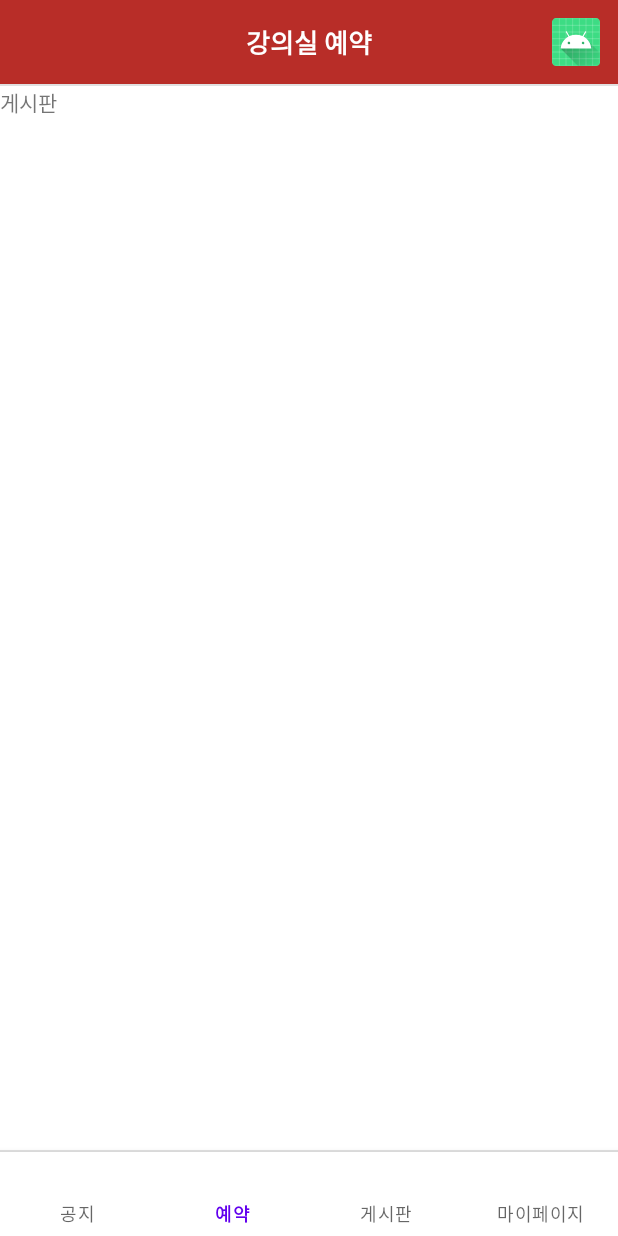
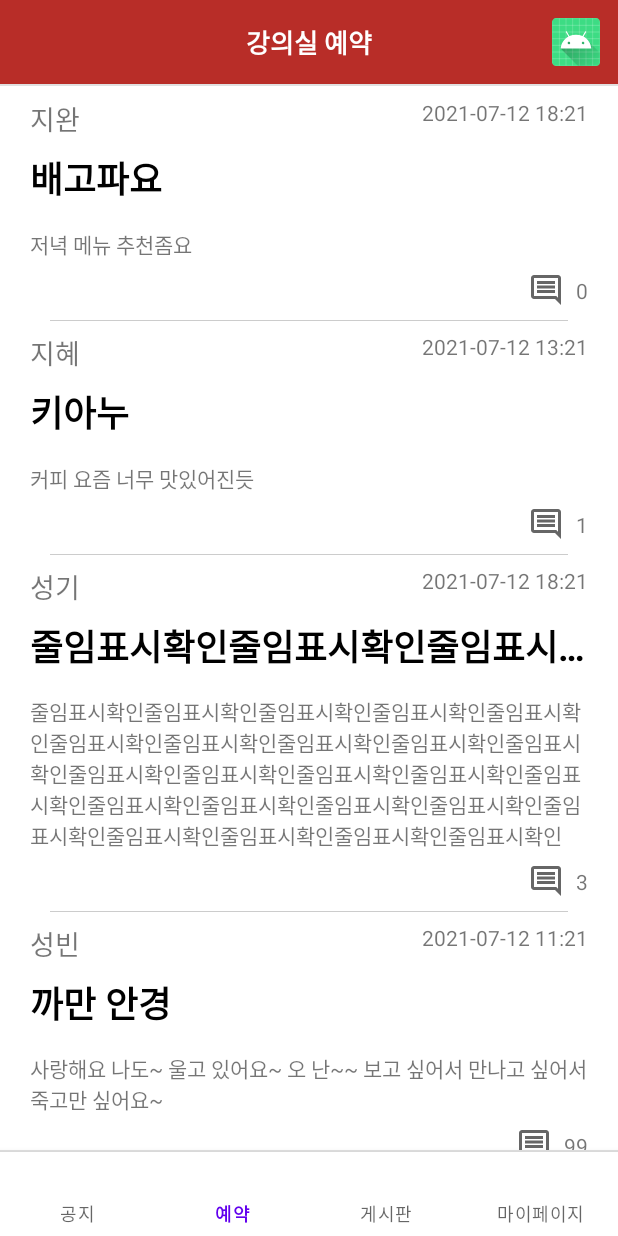
Before and after one commit to KNU-CSE-APP/Android, an Android app: the fragment BoardFragment placed in its activity, on a phone screen of 412 x 824 dp. Run offline under Robolectric (Android 15) with nearby library versions, the phone set to English and light mode, and no system bars.

Commit message:
[#4] set board list layout

```diff
--- /dev/null
+++ b/app/src/main/java/com/example/knucseapp/ui/board/BoardAdapter.kt
@@ -0,0 +1,43 @@
+package com.example.knucseapp.ui.board
+
+import android.view.LayoutInflater
+import android.view.ViewGroup
+import android.widget.Toast
+import androidx.recyclerview.widget.RecyclerView
+import com.example.knucseapp.databinding.BoardRecyclerBinding
+
+
+class BoardAdapter: RecyclerView.Adapter<Holder>() {
+
+    var boardItemList = mutableListOf<BoardItem>()
+
+    override fun onCreateViewHolder(parent: ViewGroup, viewType: Int): Holder {
+        val binding = BoardRecyclerBinding.inflate(LayoutInflater.from(parent.context),parent,false)
+        return Holder(binding)
+    }
+
+    override fun getItemCount(): Int {
+        return boardItemList.size
+    }
+
+    override fun onBindViewHolder(holder: Holder, position: Int) {
+        val item = boardItemList.get(position)
+        holder.setBoard(item)
+    }
+}
+
+class Holder(val binding: BoardRecyclerBinding): RecyclerView.ViewHolder(binding.root){
+    init {
+        binding.root.setOnClickListener {
+            Toast.makeText(binding.root.context,"클릭된 아이템 = ${binding.tvTitle.text}",Toast.LENGTH_LONG).show()
+        }
+    }
+
+    fun setBoard(item : BoardItem){
+        binding.tvTitle.text = item.title
+        binding.tvAuthor.text = item.author
+        binding.tvContent.text = item.content
+        binding.tvDate.text = item.date
+        binding.tvCommentCnt.text = item.CommentCnt
+    }
+}
--- a/app/src/main/java/com/example/knucseapp/ui/board/BoardFragment.kt
+++ b/app/src/main/java/com/example/knucseapp/ui/board/BoardFragment.kt
@@ -1,12 +1,16 @@
 package com.example.knucseapp.ui.board
 
+import android.graphics.Color
 import androidx.lifecycle.ViewModelProvider
 import android.os.Bundle
 import androidx.fragment.app.Fragment
 import android.view.LayoutInflater
 import android.view.View
 import android.view.ViewGroup
+import androidx.recyclerview.widget.LinearLayoutManager
 import com.example.knucseapp.R
+import com.example.knucseapp.databinding.BoardFragmentBinding
+import com.example.knucseapp.ui.mypage.DividerItemDecoration
 
 class BoardFragment : Fragment() {
 
@@ -15,12 +19,15 @@ class BoardFragment : Fragment() {
     }
 
     private lateinit var viewModel: BoardViewModel
+    private lateinit var boardFragmentBinding: BoardFragmentBinding
+    val boardItemList = mutableListOf<BoardItem>()
 
     override fun onCreateView(
         inflater: LayoutInflater, container: ViewGroup?,
         savedInstanceState: Bundle?
     ): View? {
-        return inflater.inflate(R.layout.board_fragment, container, false)
+        boardFragmentBinding = BoardFragmentBinding.inflate(inflater,container,false)
+        return boardFragmentBinding.root
     }
 
     override fun onActivityCreated(savedInstanceState: Bundle?) {
@@ -29,4 +36,24 @@ class BoardFragment : Fragment() {
         // TODO: Use the ViewModel
     }
 
+    override fun onViewCreated(view: View, savedInstanceState: Bundle?) {
+        super.onViewCreated(view, savedInstanceState)
+
+        val boardAdapter = BoardAdapter()
+        loadData()
+        boardAdapter.boardItemList = boardItemList
+
+        val decoration = DividerItemDecoration(1f,1f, Color.LTGRAY)
+        boardFragmentBinding.boardRecycler.addItemDecoration(decoration)
+
+        boardFragmentBinding.boardRecycler.adapter = boardAdapter
+        boardFragmentBinding.boardRecycler.layoutManager = LinearLayoutManager(activity)
+    }
+
+    fun loadData(){
+        boardItemList.add(BoardItem("지완","배고파요","저녁 메뉴 추천좀요","2021-07-12 18:21","0"))
+        boardItemList.add(BoardItem("지혜","키아누","커피 요즘 너무 맛있어진듯","2021-07-12 13:21","1"))
+        boardItemList.add(BoardItem("성기","줄임표시확인줄임표시확인줄임표시확인줄임표시확인","줄임표시확인줄임표시확인줄임표시확인줄임표시확인줄임표시확인줄임표시확인줄임표시확인줄임표시확인줄임표시확인줄임표시확인줄임표시확인줄임표시확인줄임표시확인줄임표시확인줄임표시확인줄임표시확인줄임표시확인줄임표시확인줄임표시확인줄임표시확인줄임표시확인줄임표시확인줄임표시확인줄임표시확인","2021-07-12 18:21","3"))
+        boardItemList.add(BoardItem("성빈","까만 안경","사랑해요 나도~ 울고 있어요~ 오 난~~ 보고 싶어서 만나고 싶어서 죽고만 싶어요~","2021-07-12 11:21","99"))
+    }
 }
--- /dev/null
+++ b/app/src/main/java/com/example/knucseapp/ui/board/BoardItem.kt
@@ -0,0 +1,9 @@
+package com.example.knucseapp.ui.board
+
+data class BoardItem(
+        val author: String,
+        val title: String,
+        val content: String,
+        val date : String,
+        val CommentCnt : String
+)
--- a/app/src/main/res/layout/board_fragment.xml
+++ b/app/src/main/res/layout/board_fragment.xml
@@ -5,9 +5,8 @@
     android:layout_height="match_parent"
     tools:context=".ui.board.BoardFragment">
 
-    <TextView
+    <androidx.recyclerview.widget.RecyclerView
+        android:id="@+id/boardRecycler"
         android:layout_width="match_parent"
-        android:layout_height="match_parent"
-        android:text="게시판" />
-
+        android:layout_height="match_parent" />
 </FrameLayout>
--- a/app/src/main/res/layout/item_board.xml
+++ b/app/src/main/res/layout/board_recycler.xml
@@ -11,7 +11,8 @@
         android:layout_height="wrap_content"
         android:layout_marginStart="20dp"
         android:layout_marginTop="8dp"
-        android:text="닉네임"
+        android:text="이름"
+        android:textSize="18sp"
         app:layout_constraintStart_toStartOf="parent"
         app:layout_constraintTop_toTopOf="parent" />
 
@@ -25,8 +26,9 @@
         android:ellipsize="end"
         android:ems="10"
         android:maxLines="1"
-        android:text="제목제목제목제목제목제목제목제목제목"
-        android:textSize="20sp"
+        android:text="제목"
+        android:textColor="#000000"
+        android:textSize="24sp"
         android:textStyle="bold"
         app:layout_constraintEnd_toEndOf="parent"
         app:layout_constraintStart_toStartOf="parent"
@@ -42,7 +44,7 @@
         android:ellipsize="end"
         android:ems="22"
         android:maxLines="5"
-        android:text="비가오는날엔비가오는날엔비가오는날엔비가오는날엔비가오는날엔비가오는날엔비가오는날엔비가오는날엔비가오는날엔비가오는날엔비가오는날엔비가오는날엔비가오는날엔비가오는날엔비가오는날엔비가오는날엔비가오는날엔비가오는날엔비가오는날엔비가오는날엔비가오는날엔비가오는날엔비가오는날엔비가오는날엔비가오는날엔비가오는날엔비가오는날엔비가오는날엔비가오는날엔비가오는날엔비가오는날엔비가오는날엔비가오는날엔비가오는날엔비가오는날엔비가오는날엔"
+        android:text="본문"
         app:layout_constraintEnd_toEndOf="parent"
         app:layout_constraintStart_toStartOf="parent"
         app:layout_constraintTop_toBottomOf="@+id/tvTitle" />
@@ -53,7 +55,7 @@
         android:layout_height="wrap_content"
         android:layout_marginTop="8dp"
         android:layout_marginEnd="20dp"
-        android:text="2021-01-01 13:36"
+        android:text="날짜"
         app:layout_constraintEnd_toEndOf="parent"
         app:layout_constraintTop_toTopOf="parent" />
 
@@ -65,12 +67,12 @@
         android:layout_marginEnd="8dp"
         android:layout_marginBottom="8dp"
         app:layout_constraintBottom_toBottomOf="parent"
-        app:layout_constraintEnd_toStartOf="@+id/tvCommentNum"
+        app:layout_constraintEnd_toStartOf="@+id/tvCommentCnt"
         app:layout_constraintTop_toBottomOf="@+id/tvContent"
         app:srcCompat="@drawable/ic_outline_insert_comment" />
 
     <TextView
-        android:id="@+id/tvCommentNum"
+        android:id="@+id/tvCommentCnt"
         android:layout_width="wrap_content"
         android:layout_height="wrap_content"
         android:layout_marginTop="8dp"
```
